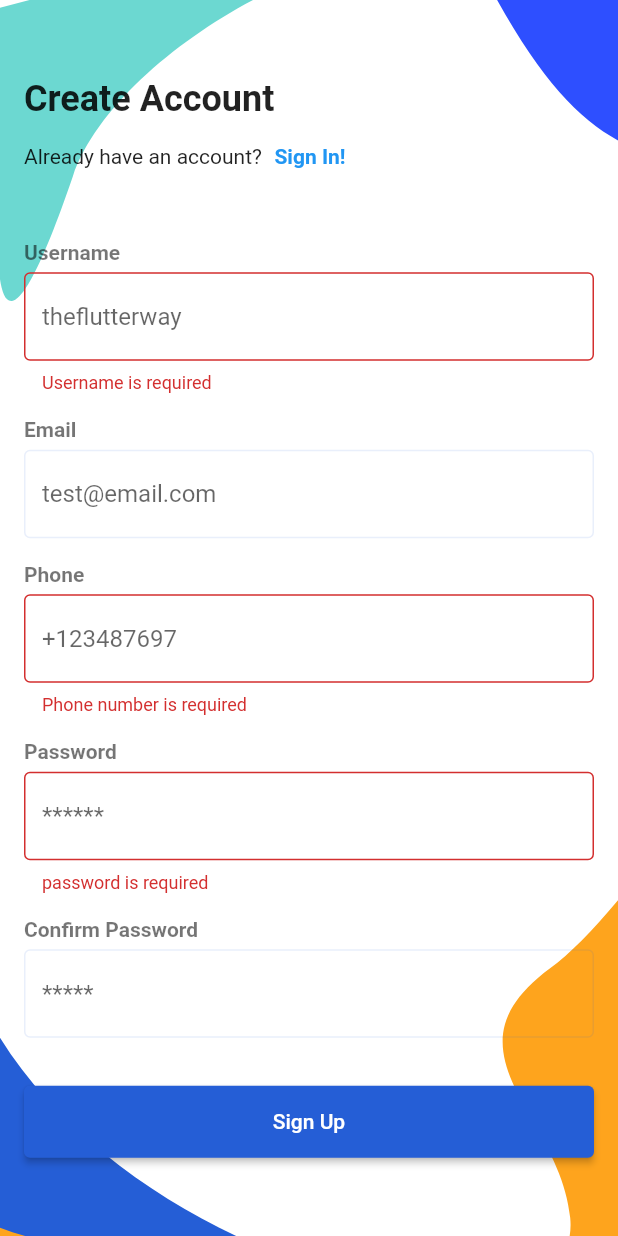
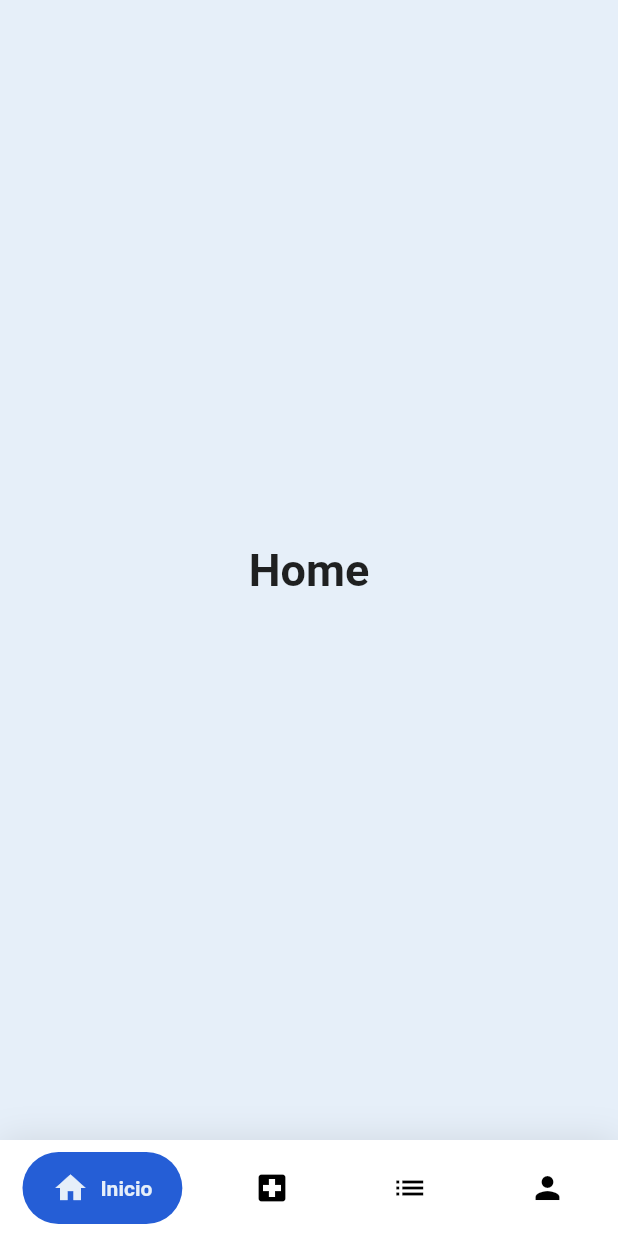
Before and after one commit to asloth/doctor_app, a Flutter app: the SignUpScreen screen opened directly, after a tap on "Sign Up", on a phone screen of 412 x 824 dp. Run offline on Flutter 3.47's test engine with Material 2 defaults, Android fonts, the phone set to English and light mode, and no system bars; drawn by our look-alikes of google_nav_bar; our stand-ins replace flutter_svg, form_field_validator, line_icons.

Commit message:
se agrego y se termino navbar

```diff
--- a/lib/screens/auth/components/sign_up_form.dart
+++ b/lib/screens/auth/components/sign_up_form.dart
@@ -4,7 +4,7 @@ import 'package:form_field_validator/form_field_validator.dart';
 import '../../../constants.dart';
 
 class SignUpForm extends StatelessWidget {
-   SignUpForm({
+  SignUpForm({
     Key? key,
     required this.formKey,
   }) : super(key: key);
@@ -65,7 +65,9 @@ class SignUpForm extends StatelessWidget {
           TextFormField(
             obscureText: true,
             decoration: InputDecoration(hintText: "*****"),
-            validator: (pass) => MatchValidator(errorText: "Password do not  match").validateMatch(pass!, _password),
+            validator: (pass) =>
+                MatchValidator(errorText: "Password do not  match")
+                    .validateMatch(pass!, _password),
           ),
         ],
       ),
--- a/lib/screens/auth/sign_in_screen.dart
+++ b/lib/screens/auth/sign_in_screen.dart
@@ -1,4 +1,5 @@
 import 'package:doctor_app/screens/auth/sign_up_screen.dart';
+import 'package:doctor_app/screens/home/home_screen.dart';
 import 'package:flutter/material.dart';
 import 'package:flutter_svg/svg.dart';
 
@@ -65,15 +66,15 @@ class SignInScreen extends StatelessWidget {
                           Navigator.push(
                             context,
                             MaterialPageRoute(
-                              builder: (context) => SignUpScreen(),
+                              builder: (context) => HomeScreen(),
                             ),
                           );
-                          if (_formKey.currentState!.validate()) {
-                            // Sign up form is done
-                            // It saved our inputs
-                            _formKey.currentState!.save();
-                            //  Sign in also done
-                          }
+                          //if (_formKey.currentState!.validate()) {
+                          // Sign up form is done
+                          // It saved our inputs
+                          //_formKey.currentState!.save();
+                          //  Sign in also done
+                          //}
                         },
                         child: Text("Sign In"),
                       ),
--- a/lib/screens/auth/sign_up_screen.dart
+++ b/lib/screens/auth/sign_up_screen.dart
@@ -1,5 +1,6 @@
 import 'package:doctor_app/constants.dart';
 import 'package:doctor_app/screens/auth/sign_in_screen.dart';
+import 'package:doctor_app/screens/home/home_screen.dart';
 import 'package:flutter/material.dart';
 import 'package:flutter_svg/svg.dart';
 import 'package:form_field_validator/form_field_validator.dart';
@@ -43,10 +44,11 @@ class SignUpScreen extends StatelessWidget {
                         Text("Already have an account?"),
                         TextButton(
                           onPressed: () => Navigator.push(
-                              context,
-                              MaterialPageRoute(
-                                builder: (context) => SignInScreen(),
-                              )),
+                            context,
+                            MaterialPageRoute(
+                              builder: (context) => SignInScreen(),
+                            ),
+                          ),
                           child: Text(
                             "Sign In!",
                             style: TextStyle(fontWeight: FontWeight.bold),
@@ -61,11 +63,17 @@ class SignUpScreen extends StatelessWidget {
                       width: double.infinity,
                       child: ElevatedButton(
                         onPressed: () {
-                          if (_formKey.currentState!.validate()) {
-                            // Sign up form is done
-                            // It saved our inputs
-                            _formKey.currentState!.save();
-                          }
+                          Navigator.push(
+                            context,
+                            MaterialPageRoute(
+                              builder: (context) => HomeScreen(),
+                            ),
+                          );
+                          //if (_formKey.currentState!.validate()) {
+                          // Sign up form is done
+                          // It saved our inputs
+                          //_formKey.currentState!.save();
+                          //}
                         },
                         child: Text("Sign Up"),
                       ),
--- /dev/null
+++ b/lib/screens/home/components/nav_bar.dart
@@ -0,0 +1,3 @@
+import 'package:flutter/material.dart';
+import 'package:google_nav_bar/google_nav_bar.dart';
+import 'package:line_icons/line_icons.dart';
--- /dev/null
+++ b/lib/screens/home/home_screen.dart
@@ -0,0 +1,95 @@
+import 'package:doctor_app/constants.dart';
+import 'package:flutter/material.dart';
+import 'package:google_nav_bar/google_nav_bar.dart';
+
+class HomeScreen extends StatefulWidget {
+  const HomeScreen({Key? key}) : super(key: key);
+
+  @override
+  _HomeScreenState createState() => _HomeScreenState();
+}
+
+class _HomeScreenState extends State<HomeScreen> {
+  int _selectedIndex = 0;
+  static const TextStyle optionStyle =
+      TextStyle(fontSize: 30, fontWeight: FontWeight.w600);
+  static const List<Widget> _widgetOptions = <Widget>[
+    Text(
+      'Home',
+      style: optionStyle,
+    ),
+    Text(
+      'Likes',
+      style: optionStyle,
+    ),
+    Text(
+      'Search',
+      style: optionStyle,
+    ),
+    Text(
+      'Profile',
+      style: optionStyle,
+    ),
+  ];
+
+  @override
+  Widget build(BuildContext context) {
+    return Scaffold(
+      backgroundColor: backgroundColor,
+      body: Center(
+        child: _widgetOptions.elementAt(_selectedIndex),
+      ),
+      bottomNavigationBar: Container(
+        decoration: BoxDecoration(
+          color: Colors.white,
+          boxShadow: [
+            BoxShadow(
+              blurRadius: 20,
+              color: Colors.black.withOpacity(.1),
+            )
+          ],
+        ),
+        child: SafeArea(
+          child: Padding(
+            padding: const EdgeInsets.symmetric(horizontal: 15.0, vertical: 8),
+            child: GNav(
+              rippleColor: Colors.grey[300]!,
+              hoverColor: Colors.grey[100]!,
+              gap: 8,
+              activeColor: backgroundColor,
+              iconSize: 24,
+              padding: EdgeInsets.symmetric(horizontal: 20, vertical: 12),
+              duration: Duration(milliseconds: 400),
+              tabBackgroundColor: primaryColor,
+              color: Colors.black,
+              tabs: [
+                GButton(
+                  icon: Icons.home,
+                  text: 'Inicio',
+                ),
+                GButton(
+                  icon: Icons.local_hospital,
+                  text: 'Postas',
+                ),
+                GButton(
+                  icon: Icons.list,
+                  text: 'Citas',
+                ),
+                GButton(
+                  icon: Icons.person,
+                  text: 'Perfil',
+                ),
+              ],
+              selectedIndex: _selectedIndex,
+              onTabChange: (index) {
+                setState(() {
+                  _selectedIndex = index;
+                });
+              },
+            ),
+          ),
+        ),
+      ),
+    );
+  }
+}
```
